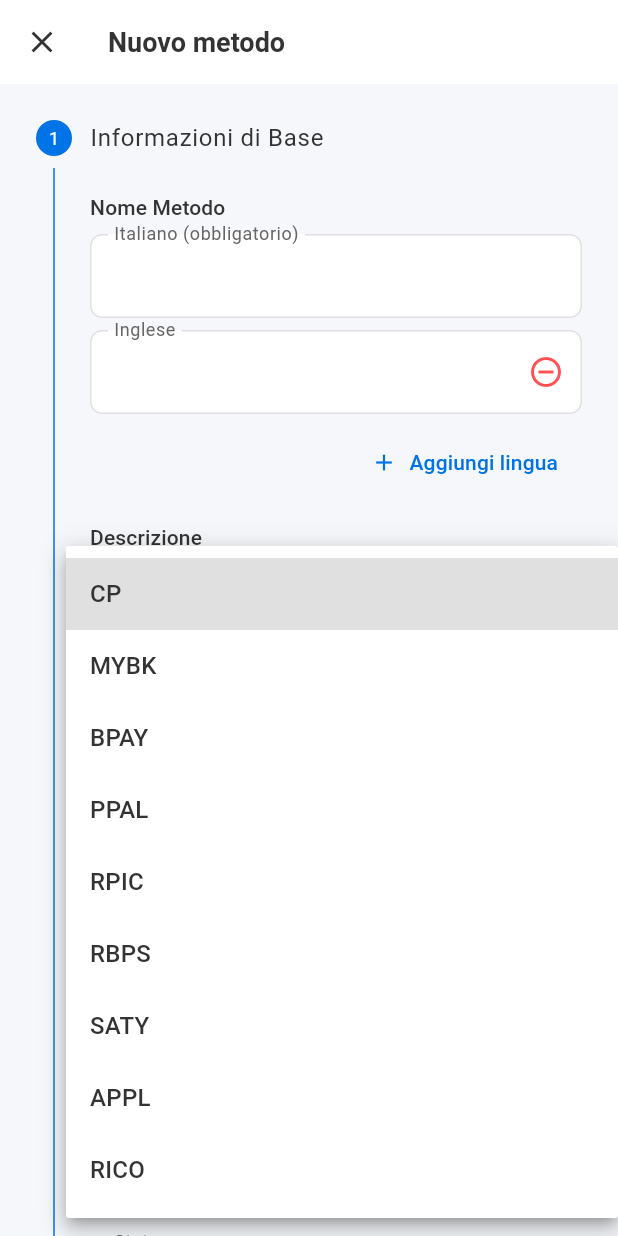
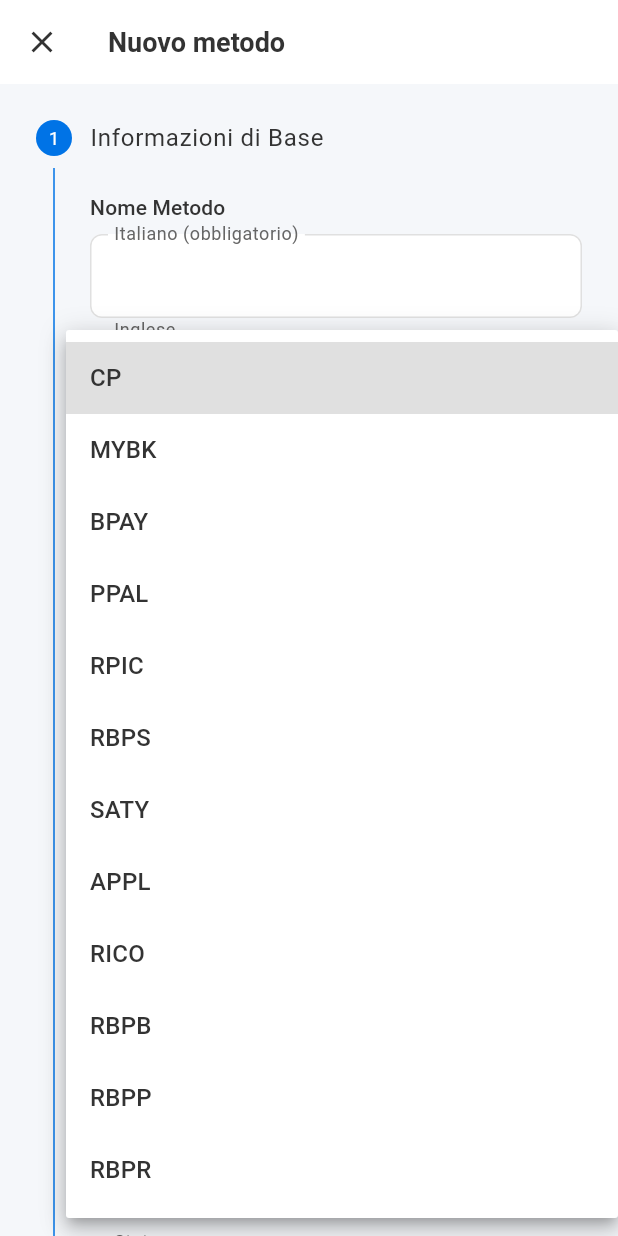
Before and after one commit to pagopa/pagopa-payment-methods-manager, a Flutter app: the PaymentFormScreen screen opened directly, after a tap on "Gruppo", on a phone screen of 412 x 824 dp. Run offline on Flutter 3.47's test engine with Material 3 defaults, Android fonts, the phone set to English and light mode, and no system bars; our stand-ins replace web; missing offline and left inert: dart:js_interop; generated files the repository leaves out were written again; network calls fail; statements that could not run were skipped.

Commit message:
feat: add new payment methods groups

```diff
--- a/lib/screens/payment_form_screen.dart
+++ b/lib/screens/payment_form_screen.dart
@@ -17,7 +17,10 @@
   'RBPS',
   'SATY',
   'APPL',
-  'RICO'
+  'RICO',
+  'RBPB',
+  'RBPP',
+  'RBPR'
 ];
 const _statusOptions = ['ENABLED', 'DISABLED', 'MAINTENANCE'];
 const _methodManagementOptions = [
```
